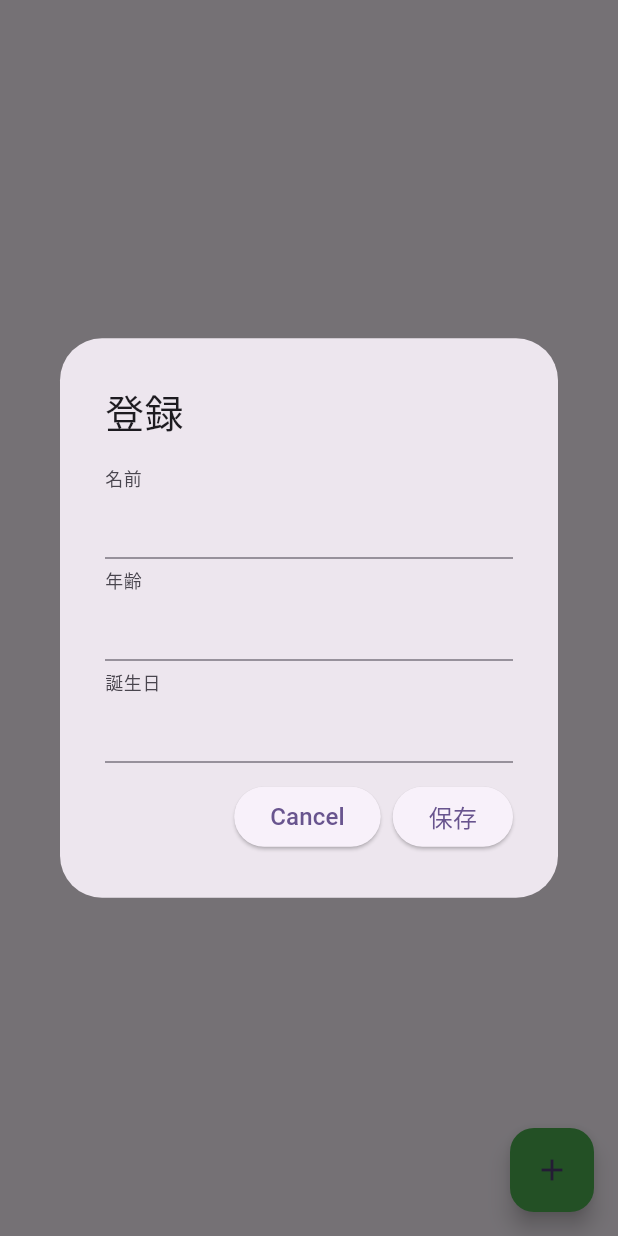
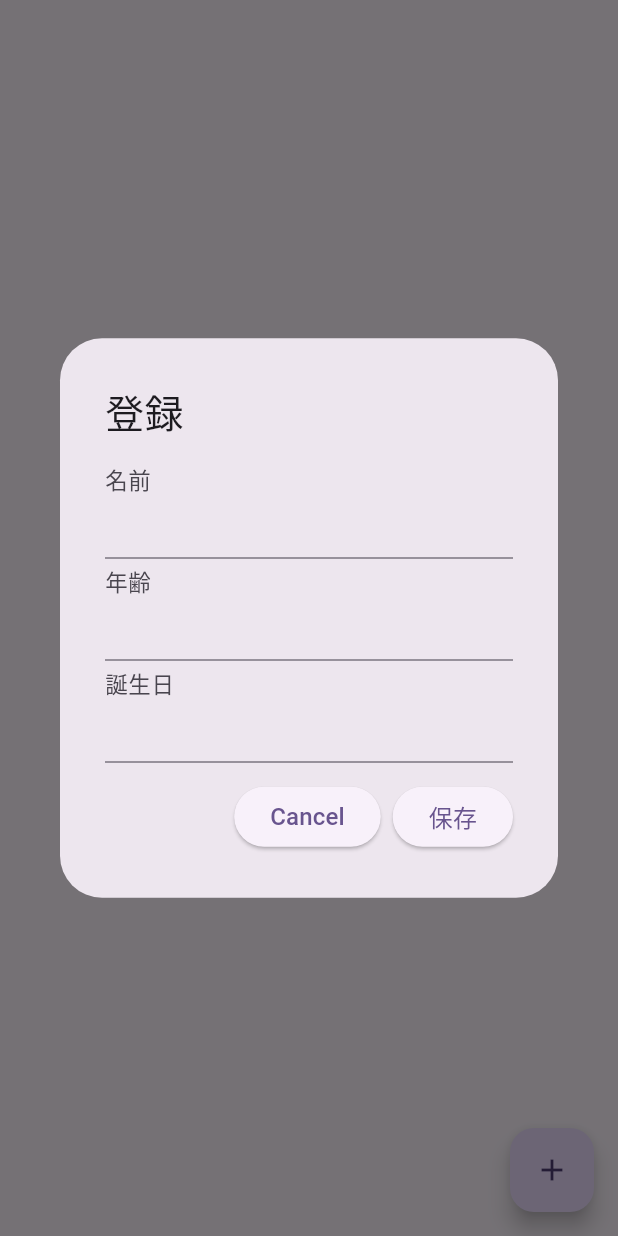
Before and after one commit to myzw1030/flutter_tutorial, a Flutter app: the AsyncPage screen opened directly, after a tap on the "add" icon, on a phone screen of 412 x 824 dp. Run offline on Flutter 3.47's test engine with Material 2 defaults, Android fonts, the phone set to English and light mode, and no system bars; our stand-ins replace shared_preferences; accounts and stored records are empty.

Commit message:
微調整

```diff
--- a/lib/async/async_page.dart
+++ b/lib/async/async_page.dart
@@ -77,11 +77,12 @@ class _AsyncPageState extends State<AsyncPage> {
             });
           }
         },
-        backgroundColor: Colors.green,
         child: const Column(
           mainAxisAlignment: MainAxisAlignment.center,
           children: [
-            Icon(Icons.add),
+            Icon(
+              Icons.add,
+            ),
           ],
         ),
       ),
--- a/lib/async/edit_dialog.dart
+++ b/lib/async/edit_dialog.dart
@@ -52,9 +52,10 @@ class _EditDialogState extends State<EditDialog> {
                 decoration: const InputDecoration(
                   floatingLabelBehavior: FloatingLabelBehavior.always,
                   labelText: '名前',
+                  labelStyle: TextStyle(fontSize: 20),
                 ),
                 style: const TextStyle(
-                  fontSize: 24,
+                  fontSize: 22,
                 ),
                 validator: (value) {
                   if (value == null || value.isEmpty) {
@@ -68,9 +69,10 @@ class _EditDialogState extends State<EditDialog> {
                 decoration: const InputDecoration(
                   floatingLabelBehavior: FloatingLabelBehavior.always,
                   labelText: '年齢',
+                  labelStyle: TextStyle(fontSize: 20),
                 ),
                 style: const TextStyle(
-                  fontSize: 24,
+                  fontSize: 22,
                 ),
                 keyboardType: TextInputType.number,
                 validator: (value) {
@@ -88,9 +90,10 @@ class _EditDialogState extends State<EditDialog> {
                 decoration: const InputDecoration(
                   floatingLabelBehavior: FloatingLabelBehavior.always,
                   labelText: '誕生日',
+                  labelStyle: TextStyle(fontSize: 20),
                 ),
                 style: const TextStyle(
-                  fontSize: 24,
+                  fontSize: 22,
                 ),
                 validator: (value) {
                   if (value == null || value.isEmpty) {
```
